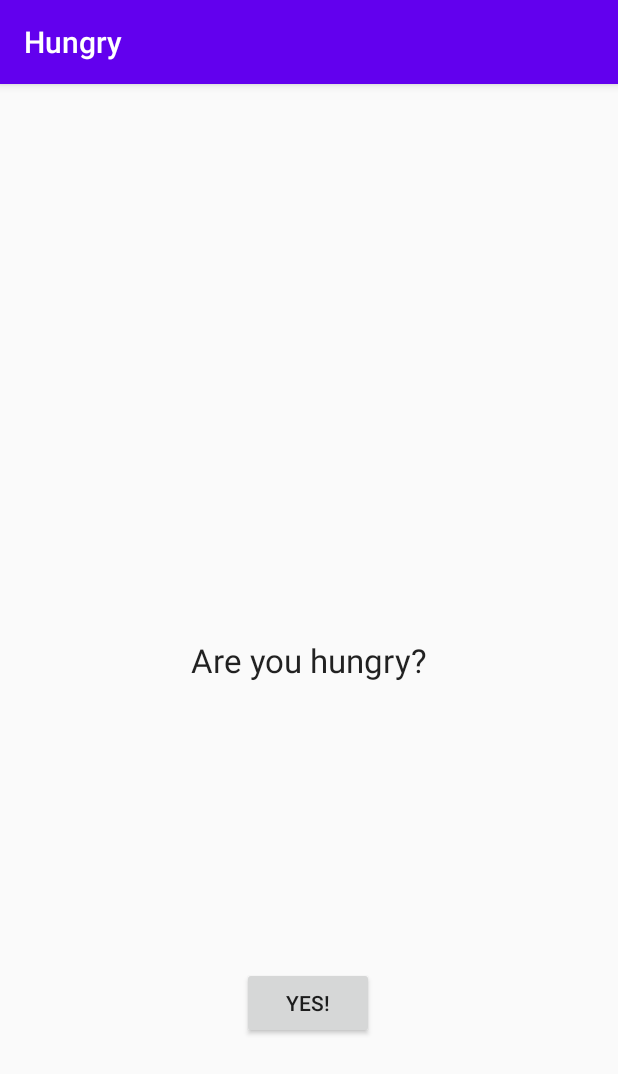
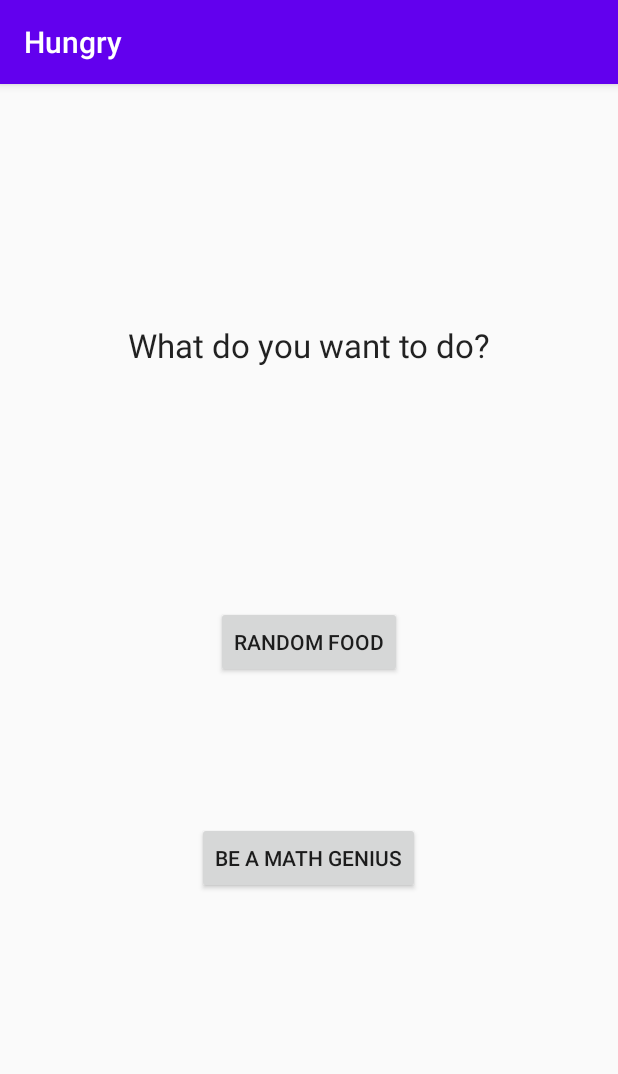
Before and after one commit to JiradaWi/hungry, an Android app: the screen it shows after launch (MainActivity), on a phone screen of 412 x 824 dp. Shown: the top 1074 px of the screen. Run offline under Robolectric (Android 15) with nearby library versions, the phone set to English and light mode, and no system bars.

Commit message:
[math_game] random new question when answer correctly, counting score

```diff
--- a/app/src/main/AndroidManifest.xml
+++ b/app/src/main/AndroidManifest.xml
@@ -16,8 +16,9 @@
                 <category android:name="android.intent.category.LAUNCHER" />
             </intent-filter>
         </activity>
+        <activity  android:name=".playMathActivity"  android:screenOrientation="portrait" />
+        <activity  android:name=".chooseProteinActivity"  android:screenOrientation="portrait" />
 
-        <activity  android:name=".chooseProteinActivity"  android:screenOrientation="portrait" />
     </application>
 
 </manifest>
--- a/app/src/main/java/com/example/hungry/MainActivity.kt
+++ b/app/src/main/java/com/example/hungry/MainActivity.kt
@@ -13,6 +13,10 @@ class MainActivity : AppCompatActivity() {
         yesButton.setOnClickListener{
             startActivity(Intent(this, chooseProteinActivity::class.java))
         }
+
+        playMath.setOnClickListener{
+            startActivity(Intent(this, playMathActivity::class.java))
+        }
     }
 
 }
--- a/app/src/main/java/com/example/hungry/chooseProteinActivity.kt
+++ b/app/src/main/java/com/example/hungry/chooseProteinActivity.kt
@@ -14,6 +14,9 @@ class chooseProteinActivity: AppCompatActivity() {
         super.onCreate(savedInstanceState)
         setContentView(R.layout.protein)
         //textView2.setOnclick
+        proteinBack.setOnClickListener{
+            startActivity(Intent(this, MainActivity::class.java))
+        }
         randomFood.setOnClickListener{
             count++
             var food = "";
--- a/app/src/main/res/layout/activity_main.xml
+++ b/app/src/main/res/layout/activity_main.xml
@@ -10,9 +10,9 @@
         android:id="@+id/textView"
         android:layout_width="wrap_content"
         android:layout_height="wrap_content"
-        android:text="Are you hungry?"
+        android:text="What do you want to do?"
         android:textAppearance="@style/TextAppearance.AppCompat.Large"
-        app:layout_constraintBottom_toBottomOf="parent"
+        app:layout_constraintBottom_toTopOf="@+id/yesButton"
         app:layout_constraintEnd_toEndOf="parent"
         app:layout_constraintStart_toStartOf="parent"
         app:layout_constraintTop_toTopOf="parent" />
@@ -21,12 +21,21 @@
         android:id="@+id/yesButton"
         android:layout_width="wrap_content"
         android:layout_height="wrap_content"
-        android:layout_marginTop="58dp"
-        android:text="Yes!"
+        android:layout_marginBottom="96dp"
+        android:text="Random Food"
+        app:layout_constraintBottom_toTopOf="@+id/playMath"
+        app:layout_constraintEnd_toEndOf="parent"
+        app:layout_constraintStart_toStartOf="parent" />
+
+    <Button
+        android:id="@+id/playMath"
+        android:layout_width="wrap_content"
+        android:layout_height="wrap_content"
+        android:layout_marginBottom="228dp"
+        android:text="Be a Math Genius"
         app:layout_constraintBottom_toBottomOf="parent"
         app:layout_constraintEnd_toEndOf="parent"
         app:layout_constraintHorizontal_bias="0.498"
-        app:layout_constraintStart_toStartOf="parent"
-        app:layout_constraintTop_toBottomOf="@+id/textView" />
+        app:layout_constraintStart_toStartOf="parent" />
 
 </androidx.constraintlayout.widget.ConstraintLayout>
```
Also changed, not shown: app/src/main/java/com/example/hungry/playMathActivity.kt (added, +58 -0 lines), app/src/main/res/layout/math_game.xml (added, +70 -0 lines), app/src/main/res/layout/protein.xml (+8 -0 lines).
